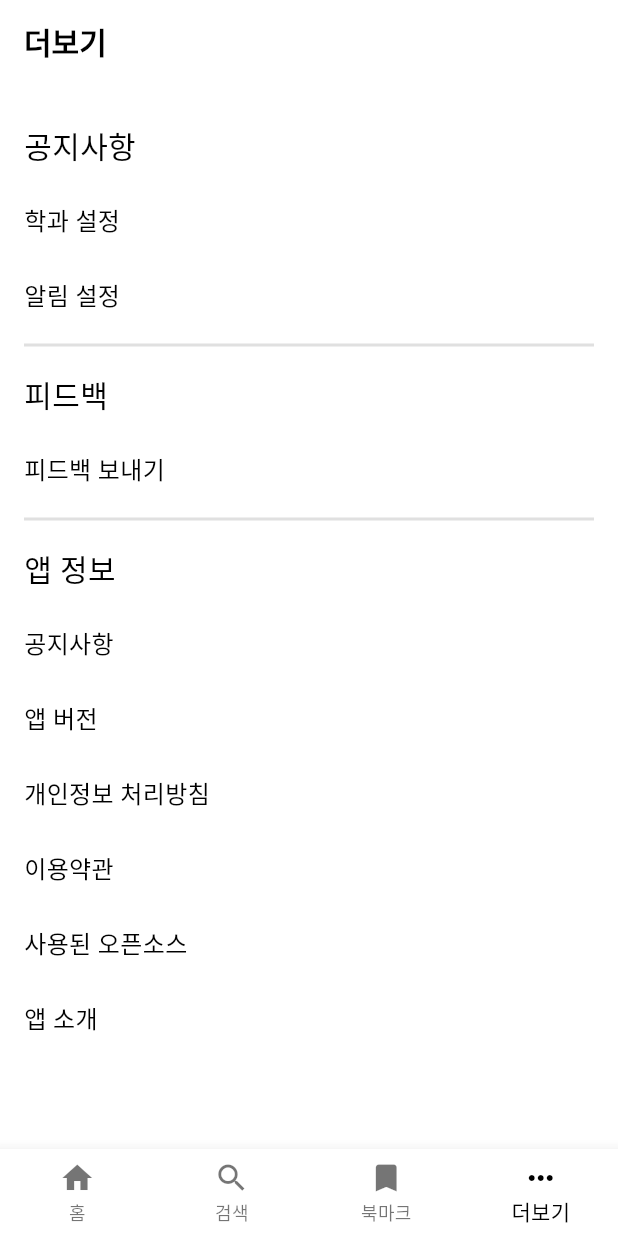
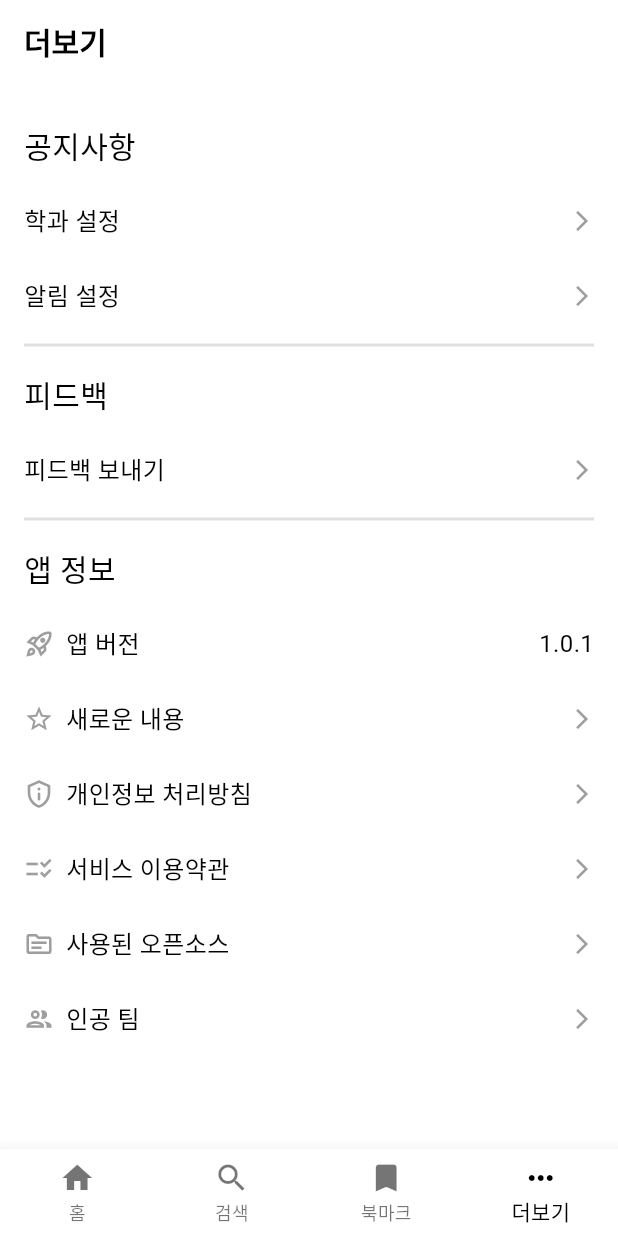
Before and after one commit to InhaNotice/inha_notice, a Flutter app: the screen it shows after launch, item 4 of the bottom bar chosen, on a phone screen of 412 x 824 dp. Run offline on Flutter 3.47's test engine with Material 3 defaults, Android fonts, the phone set to English and light mode, and no system bars; our stand-ins replace firebase_core, firebase_messaging, flutter_dotenv, logger, shared_preferences, sqflite; accounts and stored records are empty; network calls fail; Roboto replaces fonts that are missing (Pretendard); statements that could not run were skipped; project files that could hold a hidden picture were left out.

Commit message:
style: update UI(MorePage, MajorSettingPage)

```diff
--- a/lib/screens/bottom_navigation/more/major_setting_page.dart
+++ b/lib/screens/bottom_navigation/more/major_setting_page.dart
@@ -162,7 +162,7 @@ class _MajorSettingPageState extends State<MajorSettingPage> {
                             style: TextStyle(
                               fontFamily: Font.kDefaultFont,
                               fontSize: 20,
-                              fontWeight: FontWeight.bold,
+                              fontWeight: FontWeight.normal,
                               color: Theme.of(context)
                                       .textTheme
                                       .bodyMedium
--- a/lib/screens/bottom_navigation/more/more_page.dart
+++ b/lib/screens/bottom_navigation/more/more_page.dart
@@ -1,8 +1,8 @@
 import 'package:flutter/material.dart';
-import 'package:inha_notice/themes/theme.dart';
 import 'package:inha_notice/fonts/font.dart';
 import 'package:inha_notice/screens/bottom_navigation/more/major_setting_page.dart';
 import 'package:inha_notice/screens/bottom_navigation/more/notification_setting_page.dart';
+import 'package:inha_notice/themes/theme.dart';
 
 class MorePage extends StatelessWidget {
   const MorePage({super.key});
@@ -46,8 +46,7 @@ class MorePage extends StatelessWidget {
                         fontFamily: Font.kDefaultFont,
                         fontSize: 20,
                         fontWeight: FontWeight.normal,
-                            color:
-                                Theme.of(context).textTheme.bodyMedium?.color ??
+                        color: Theme.of(context).textTheme.bodyMedium?.color ??
                             Theme.of(context).defaultColor,
                       ),
                     ),
@@ -70,7 +69,7 @@ class MorePage extends StatelessWidget {
                     borderRadius: BorderRadius.circular(8.0),
                   ),
                   child: Row(
-                        mainAxisAlignment: MainAxisAlignment.start,
+                    mainAxisAlignment: MainAxisAlignment.spaceBetween,
                     children: [
                       Text(
                         '학과 설정',
@@ -78,10 +77,15 @@ class MorePage extends StatelessWidget {
                           fontFamily: Font.kDefaultFont,
                           fontSize: 16,
                           fontWeight: FontWeight.normal,
-                              color: Theme.of(context).textTheme.bodyMedium?.color ??
+                          color:
+                              Theme.of(context).textTheme.bodyMedium?.color ??
                                   Theme.of(context).defaultColor,
                         ),
                       ),
+                      Icon(Icons.arrow_forward_ios,
+                          size: 16,
+                          color:
+                              Theme.of(context).iconTheme.color), // 우측 아이콘 추가
                     ],
                   ),
                 ),
@@ -102,7 +106,7 @@ class MorePage extends StatelessWidget {
                     borderRadius: BorderRadius.circular(8.0),
                   ),
                   child: Row(
-                        mainAxisAlignment: MainAxisAlignment.start,
+                    mainAxisAlignment: MainAxisAlignment.spaceBetween,
                     children: [
                       Text(
                         '알림 설정',
@@ -110,10 +114,13 @@ class MorePage extends StatelessWidget {
                           fontFamily: Font.kDefaultFont,
                           fontSize: 16,
                           fontWeight: FontWeight.normal,
-                              color: Theme.of(context).textTheme.bodyMedium?.color ??
+                          color:
+                              Theme.of(context).textTheme.bodyMedium?.color ??
                                   Theme.of(context).defaultColor,
                         ),
                       ),
+                      Icon(Icons.arrow_forward_ios,
+                          size: 16, color: Theme.of(context).iconTheme.color),
                     ],
                   ),
                 ),
@@ -121,8 +128,7 @@ class MorePage extends StatelessWidget {
               SizedBox(
                   width: double.infinity,
                   child: Divider(
-                          color: Theme.of(context).dividerColor,
-                          thickness: 2.0)),
+                      color: Theme.of(context).dividerColor, thickness: 2.0)),
               Container(
                 height: 50.0,
                 decoration: BoxDecoration(
@@ -138,8 +144,7 @@ class MorePage extends StatelessWidget {
                         fontFamily: Font.kDefaultFont,
                         fontSize: 20,
                         fontWeight: FontWeight.normal,
-                            color:
-                                Theme.of(context).textTheme.bodyMedium?.color ??
+                        color: Theme.of(context).textTheme.bodyMedium?.color ??
                             Theme.of(context).defaultColor,
                       ),
                     ),
@@ -153,7 +158,7 @@ class MorePage extends StatelessWidget {
                   borderRadius: BorderRadius.circular(8.0),
                 ),
                 child: Row(
-                      mainAxisAlignment: MainAxisAlignment.start,
+                  mainAxisAlignment: MainAxisAlignment.spaceBetween,
                   children: [
                     Text(
                       '피드백 보내기',
@@ -161,19 +166,19 @@ class MorePage extends StatelessWidget {
                         fontFamily: Font.kDefaultFont,
                         fontSize: 16,
                         fontWeight: FontWeight.normal,
-                            color:
-                                Theme.of(context).textTheme.bodyMedium?.color ??
+                        color: Theme.of(context).textTheme.bodyMedium?.color ??
                             Theme.of(context).defaultColor,
                       ),
                     ),
+                    Icon(Icons.arrow_forward_ios,
+                        size: 16, color: Theme.of(context).iconTheme.color),
                   ],
                 ),
               ),
               SizedBox(
                   width: double.infinity,
                   child: Divider(
-                          color: Theme.of(context).dividerColor,
-                          thickness: 2.0)),
+                      color: Theme.of(context).dividerColor, thickness: 2.0)),
               Container(
                 height: 50.0,
                 decoration: BoxDecoration(
@@ -189,8 +194,7 @@ class MorePage extends StatelessWidget {
                         fontFamily: Font.kDefaultFont,
                         fontSize: 20,
                         fontWeight: FontWeight.normal,
-                            color:
-                                Theme.of(context).textTheme.bodyMedium?.color ??
+                        color: Theme.of(context).textTheme.bodyMedium?.color ??
                             Theme.of(context).defaultColor,
                       ),
                     ),
@@ -204,16 +208,33 @@ class MorePage extends StatelessWidget {
                   borderRadius: BorderRadius.circular(8.0),
                 ),
                 child: Row(
-                      mainAxisAlignment: MainAxisAlignment.start,
+                  mainAxisAlignment: MainAxisAlignment.spaceBetween,
                   children: [
+                    Row(
+                      children: [
+                        Icon(Icons.rocket_launch_outlined,
+                            size: 20, color: Theme.of(context).iconTheme.color),
+                        const SizedBox(width: 8),
                         Text(
-                          '공지사항',
+                          '앱 버전',
                           style: TextStyle(
                             fontFamily: Font.kDefaultFont,
                             fontSize: 16,
                             fontWeight: FontWeight.normal,
                             color:
                                 Theme.of(context).textTheme.bodyMedium?.color ??
+                                    Theme.of(context).defaultColor,
+                          ),
+                        ),
+                      ],
+                    ),
+                    Text(
+                      '1.0.1',
+                      style: TextStyle(
+                        fontFamily: Font.kDefaultFont,
+                        fontSize: 16,
+                        fontWeight: FontWeight.normal,
+                        color: Theme.of(context).textTheme.bodyMedium?.color ??
                             Theme.of(context).defaultColor,
                       ),
                     ),
@@ -227,10 +248,15 @@ class MorePage extends StatelessWidget {
                   borderRadius: BorderRadius.circular(8.0),
                 ),
                 child: Row(
-                      mainAxisAlignment: MainAxisAlignment.start,
+                  mainAxisAlignment: MainAxisAlignment.spaceBetween,
                   children: [
+                    Row(
+                      children: [
+                        Icon(Icons.star_outline_outlined,
+                            size: 20, color: Theme.of(context).iconTheme.color),
+                        const SizedBox(width: 8),
                         Text(
-                          '앱 버전',
+                          '새로운 내용',
                           style: TextStyle(
                             fontFamily: Font.kDefaultFont,
                             fontSize: 16,
@@ -242,6 +268,10 @@ class MorePage extends StatelessWidget {
                         ),
                       ],
                     ),
+                    Icon(Icons.arrow_forward_ios,
+                        size: 16, color: Theme.of(context).iconTheme.color),
+                  ],
+                ),
               ),
               Container(
                 height: 50.0,
@@ -250,8 +280,13 @@ class MorePage extends StatelessWidget {
                   borderRadius: BorderRadius.circular(8.0),
                 ),
                 child: Row(
-                      mainAxisAlignment: MainAxisAlignment.start,
+                  mainAxisAlignment: MainAxisAlignment.spaceBetween,
                   children: [
+                    Row(
+                      children: [
+                        Icon(Icons.privacy_tip_outlined,
+                            size: 20, color: Theme.of(context).iconTheme.color),
+                        const SizedBox(width: 8),
                         Text(
                           '개인정보 처리방침',
                           style: TextStyle(
@@ -265,6 +300,10 @@ class MorePage extends StatelessWidget {
                         ),
                       ],
                     ),
+                    Icon(Icons.arrow_forward_ios,
+                        size: 16, color: Theme.of(context).iconTheme.color),
+                  ],
+                ),
               ),
               Container(
                 height: 50.0,
@@ -273,10 +312,15 @@ class MorePage extends StatelessWidget {
                   borderRadius: BorderRadius.circular(8.0),
                 ),
                 child: Row(
-                      mainAxisAlignment: MainAxisAlignment.start,
+                  mainAxisAlignment: MainAxisAlignment.spaceBetween,
                   children: [
+                    Row(
+                      children: [
+                        Icon(Icons.checklist_rtl_outlined,
+                            size: 20, color: Theme.of(context).iconTheme.color),
+                        const SizedBox(width: 8),
                         Text(
-                          '이용약관',
+                          '서비스 이용약관',
                           style: TextStyle(
                             fontFamily: Font.kDefaultFont,
                             fontSize: 16,
@@ -288,6 +332,11 @@ class MorePage extends StatelessWidget {
                         ),
                       ],
                     ),
+                    Icon(Icons.arrow_forward_ios,
+                        size: 16,
+                        color: Theme.of(context).iconTheme.color), // 우측 아이콘 추가
+                  ],
+                ),
               ),
               Container(
                 height: 50.0,
@@ -296,8 +345,13 @@ class MorePage extends StatelessWidget {
                   borderRadius: BorderRadius.circular(8.0),
                 ),
                 child: Row(
-                      mainAxisAlignment: MainAxisAlignment.start,
+                  mainAxisAlignment: MainAxisAlignment.spaceBetween,
                   children: [
+                    Row(
+                      children: [
+                        Icon(Icons.source_outlined,
+                            size: 20, color: Theme.of(context).iconTheme.color),
+                        const SizedBox(width: 8),
                         Text(
                           '사용된 오픈소스',
                           style: TextStyle(
@@ -311,6 +365,10 @@ class MorePage extends StatelessWidget {
                         ),
                       ],
                     ),
+                    Icon(Icons.arrow_forward_ios,
+                        size: 16, color: Theme.of(context).iconTheme.color),
+                  ],
+                ),
               ),
               Container(
                 height: 50.0,
@@ -319,10 +377,15 @@ class MorePage extends StatelessWidget {
                   borderRadius: BorderRadius.circular(8.0),
                 ),
                 child: Row(
-                      mainAxisAlignment: MainAxisAlignment.start,
+                  mainAxisAlignment: MainAxisAlignment.spaceBetween,
                   children: [
+                    Row(
+                      children: [
+                        Icon(Icons.people_outline_outlined,
+                            size: 20, color: Theme.of(context).iconTheme.color),
+                        const SizedBox(width: 8),
                         Text(
-                          '앱 소개',
+                          '인공 팀',
                           style: TextStyle(
                             fontFamily: Font.kDefaultFont,
                             fontSize: 16,
@@ -334,9 +397,15 @@ class MorePage extends StatelessWidget {
                         ),
                       ],
                     ),
+                    Icon(Icons.arrow_forward_ios,
+                        size: 16, color: Theme.of(context).iconTheme.color),
+                  ],
+                ),
               ),
             ],
-              )),
-        ));
+          ),
+        ),
+      ),
+    );
   }
 }
```
Also changed, not shown: 1 other file. Lines whose indentation alone changed are shown as unchanged.
